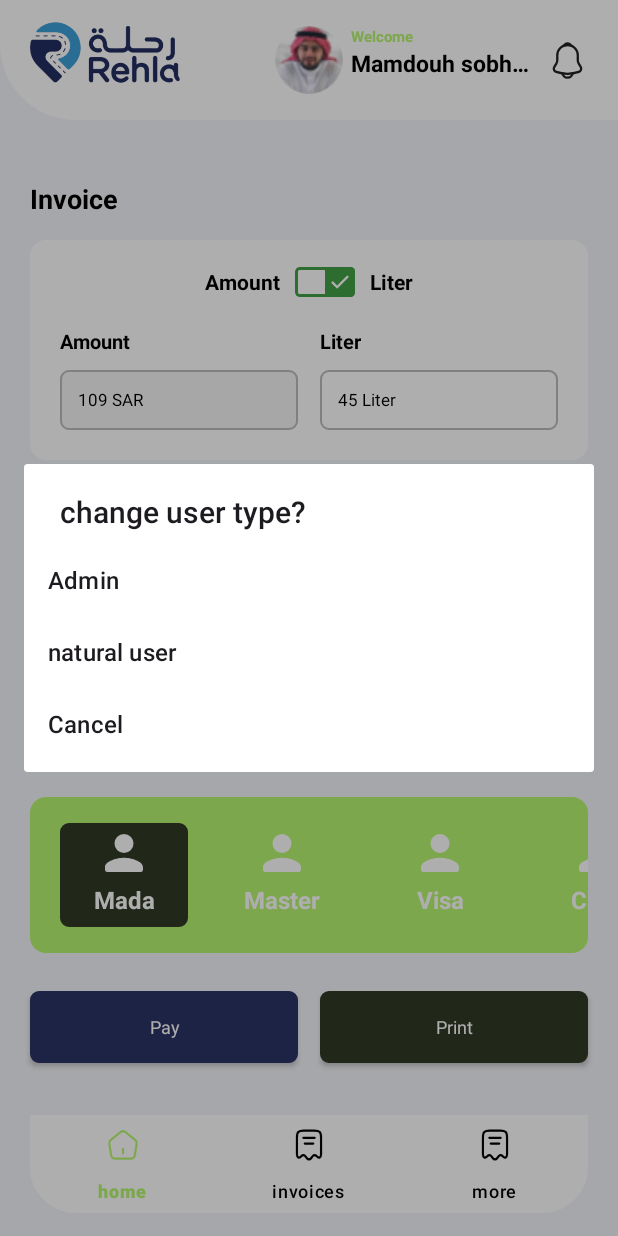
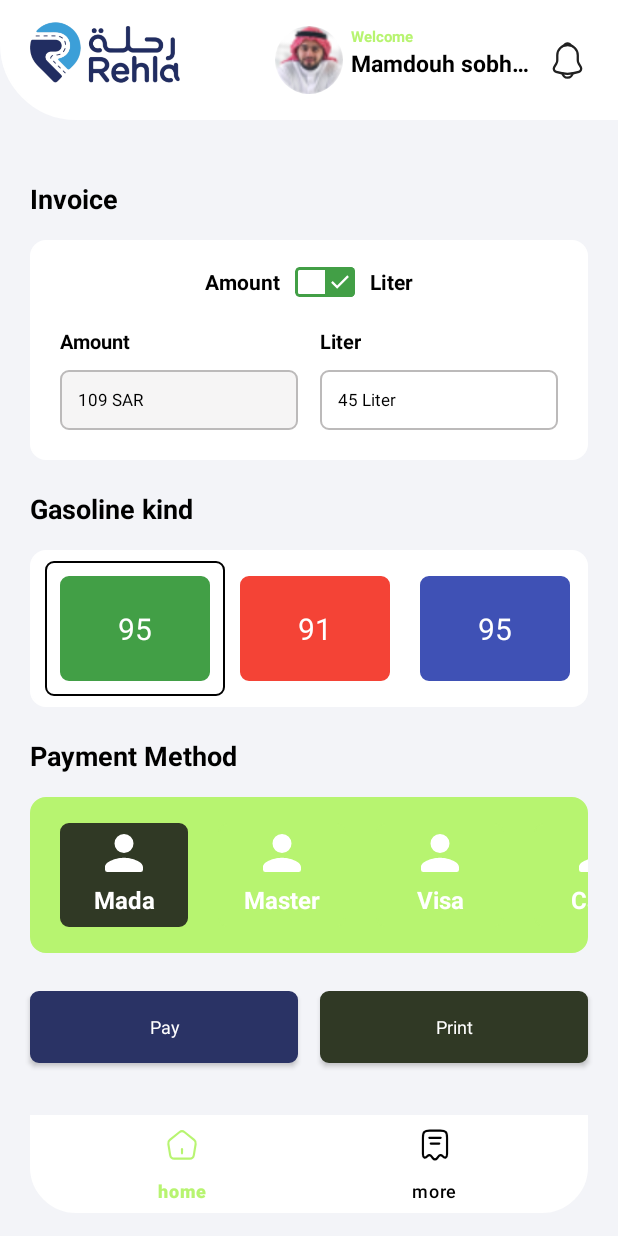
Before and after one commit to mamdouhsobhy/OtherWork, an Android app: the FragmentHome screen opened directly, with no data from a screen before it, after a tap on an icon or button, on a phone screen of 412 x 824 dp. Run offline under Robolectric (Android 15) with nearby library versions, the phone set to English and light mode, and no system bars; our stand-ins replace navigation-ui; plain views replace CircularImageView.

Commit message:
push more fragment

```diff
--- a/app/src/main/java/com/example/otherwork/home/MainActivity.kt
+++ b/app/src/main/java/com/example/otherwork/home/MainActivity.kt
@@ -19,6 +19,8 @@ class MainActivity : AppCompatActivity() {
 
     lateinit var sharedPrefs: SharedPrefs
 
+    var isAdmin = true
+
     override fun onCreate(savedInstanceState: Bundle?) {
         super.onCreate(savedInstanceState)
         binding = ActivityMainBinding.inflate(layoutInflater)
@@ -29,7 +31,6 @@ class MainActivity : AppCompatActivity() {
         initialize()
         initiateBottomNavigation()
 
-        val isAdmin = checkIfUserIsAdmin()
         if (isAdmin) {
             binding.bottomNavigationView.menu.findItem(R.id.nav_invoices).setVisible(false)
         }else{
@@ -66,7 +67,4 @@ class MainActivity : AppCompatActivity() {
         binding.bottomNavigationView.setupWithNavController(navController)
     }
 
-    private fun checkIfUserIsAdmin(): Boolean {
-        return sharedPrefs.getIsAdmin()
-    }
 }
--- a/app/src/main/java/com/example/otherwork/home/presentation/home/FragmentHome.kt
+++ b/app/src/main/java/com/example/otherwork/home/presentation/home/FragmentHome.kt
@@ -1,20 +1,15 @@
 package com.example.otherwork.home.presentation.home
 
-import android.content.Intent
 import android.os.Bundle
 import androidx.fragment.app.Fragment
 import android.view.LayoutInflater
 import android.view.View
 import android.view.ViewGroup
-import android.widget.ArrayAdapter
-import androidx.appcompat.app.AlertDialog
 import androidx.core.content.ContextCompat
 import com.example.otherwork.R
-import com.example.otherwork.common.SharedPrefs
 import com.example.otherwork.constant.Nav
 import com.example.otherwork.databinding.FragmentHomeBinding
 import com.example.otherwork.extention.setViewBackground
-import com.example.otherwork.home.MainActivity
 import com.example.otherwork.home.presentation.home.adapter.AdapterGasoline
 import com.example.otherwork.home.presentation.home.adapter.AdapterPayment
 import com.example.otherwork.home.presentation.home.model.GasolineModel
@@ -34,8 +29,6 @@ class FragmentHome : Fragment() {
 
     }) }
 
-    lateinit var sharedPrefs: SharedPrefs
-
     override fun onCreateView(
         inflater: LayoutInflater, container: ViewGroup?,
         savedInstanceState: Bundle?,
@@ -47,7 +40,6 @@ class FragmentHome : Fragment() {
     override fun onViewCreated(view: View, savedInstanceState: Bundle?) {
         super.onViewCreated(view, savedInstanceState)
 
-        sharedPrefs = SharedPrefs(requireContext())
         addListenerOnView()
         setUpGasoline()
         setUpPayment()
@@ -56,7 +48,7 @@ class FragmentHome : Fragment() {
 
     private fun setUpGasoline() {
         val list = ArrayList<GasolineModel>()
-        list.add(GasolineModel("95","#429F46",true))
+        list.add(GasolineModel("95","#429F46", selected = true))
         list.add(GasolineModel("91","#F44336"))
         list.add(GasolineModel("95","#3F51B5"))
         list.add(GasolineModel("Diesel","#FF5722"))
@@ -96,41 +88,6 @@ class FragmentHome : Fragment() {
             binding.edAmount.setViewBackground(R.drawable.drawable_corner_edittext)
             binding.edLiter.setViewBackground(R.drawable.drawable_corner_offwhite)
         }
-        changeUserType()
     }
 
-    private fun changeUserType() {
-        val users = arrayOf(
-            "Admin",
-            "natural user",
-            getString(R.string.cancel)
-        )
-        val adapter = ArrayAdapter(requireContext(), android.R.layout.simple_list_item_1, users)
-
-        AlertDialog.Builder(requireContext())
-            .setTitle("change user type?")
-            .setAdapter(adapter) { dialog, which ->
-                val selectedUsers = users[which]
-                if (selectedUsers == "Admin") {
-                    dialog.dismiss()
-                    sharedPrefs.saveIsAdmin(true)
-                    intentToMain()
-                }else if (selectedUsers == "natural user") {
-                    dialog.dismiss()
-                    sharedPrefs.saveIsAdmin(false)
-                    intentToMain()
-                } else {
-                    dialog.dismiss()
-                }
-
-            }
-            .setCancelable(false)
-            .show()
-    }
-
-    private fun intentToMain(){
-        val intent = Intent(requireContext(),MainActivity::class.java)
-        startActivity(intent)
-        requireActivity().finish()
-    }
 }
--- a/app/src/main/res/layout/layout_gasoline_item.xml
+++ b/app/src/main/res/layout/layout_gasoline_item.xml
@@ -3,9 +3,9 @@
     xmlns:app="http://schemas.android.com/apk/res-auto"
     xmlns:tools="http://schemas.android.com/tools"
     android:id="@+id/parentGasoline"
-    android:background="@drawable/drawable_border_select"
     android:layout_width="wrap_content"
-    android:layout_height="wrap_content">
+    android:layout_height="wrap_content"
+    android:background="@drawable/drawable_border_select">
 
     <androidx.constraintlayout.widget.ConstraintLayout
         android:id="@+id/layoutGasolineItem"
@@ -26,6 +26,7 @@
             android:id="@+id/tvGasolineValue"
             android:layout_width="match_parent"
             android:layout_height="match_parent"
+            android:clickable="false"
             android:gravity="center"
             android:text="95"
             android:textColor="@color/white"
--- a/app/src/main/res/layout/layout_payment_item.xml
+++ b/app/src/main/res/layout/layout_payment_item.xml
@@ -26,6 +26,7 @@
             android:layout_height="25dp"
             android:layout_marginHorizontal="30dp"
             android:layout_marginTop="7dp"
+            android:clickable="false"
             android:src="@drawable/ic_profile"
             app:layout_constraintEnd_toEndOf="parent"
             app:layout_constraintStart_toStartOf="parent"
@@ -37,6 +38,7 @@
             android:layout_height="wrap_content"
             android:layout_marginTop="7dp"
             android:layout_marginBottom="7dp"
+            android:clickable="false"
             android:text="Mada"
             android:textColor="@color/white"
             android:textSize="16sp"
```
